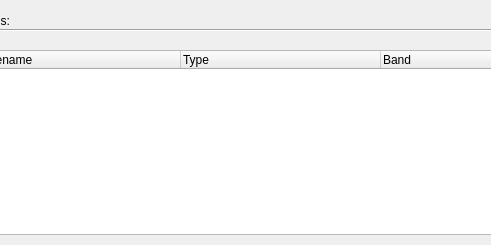
This is resources/loadobservationwidget.ui in Varnani/PyWD2015 as Qt 5 draws it before an edit; both pictures show x 190 to 681 and y 0 to 245 of the 800 by 245 pixel window. The edited form follows.
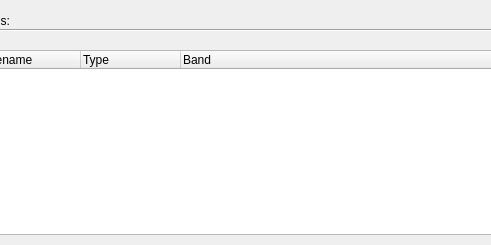
This is the edited form.

```diff
--- a/resources/loadobservationwidget.ui
+++ b/resources/loadobservationwidget.ui
@@ -44,10 +44,10 @@
     <bool>true</bool>
    </property>
    <attribute name="headerDefaultSectionSize">
-    <number>170</number>
+    <number>100</number>
    </attribute>
    <attribute name="headerMinimumSectionSize">
-    <number>200</number>
+    <number>50</number>
    </attribute>
    <attribute name="headerStretchLastSection">
     <bool>true</bool>
```
